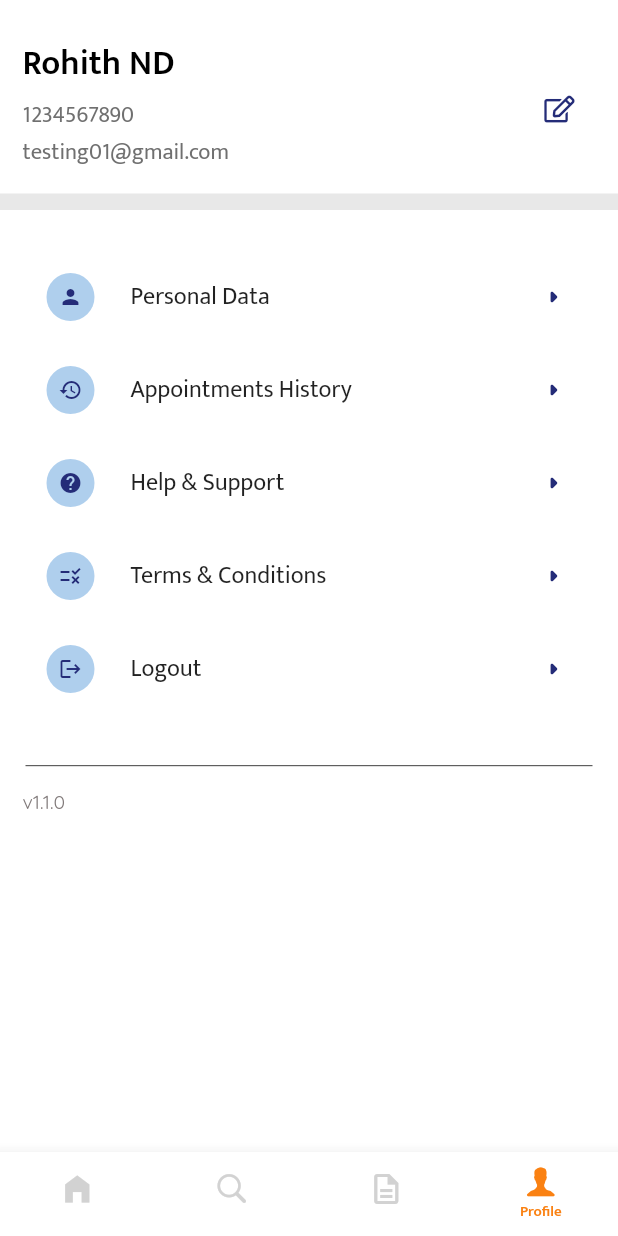
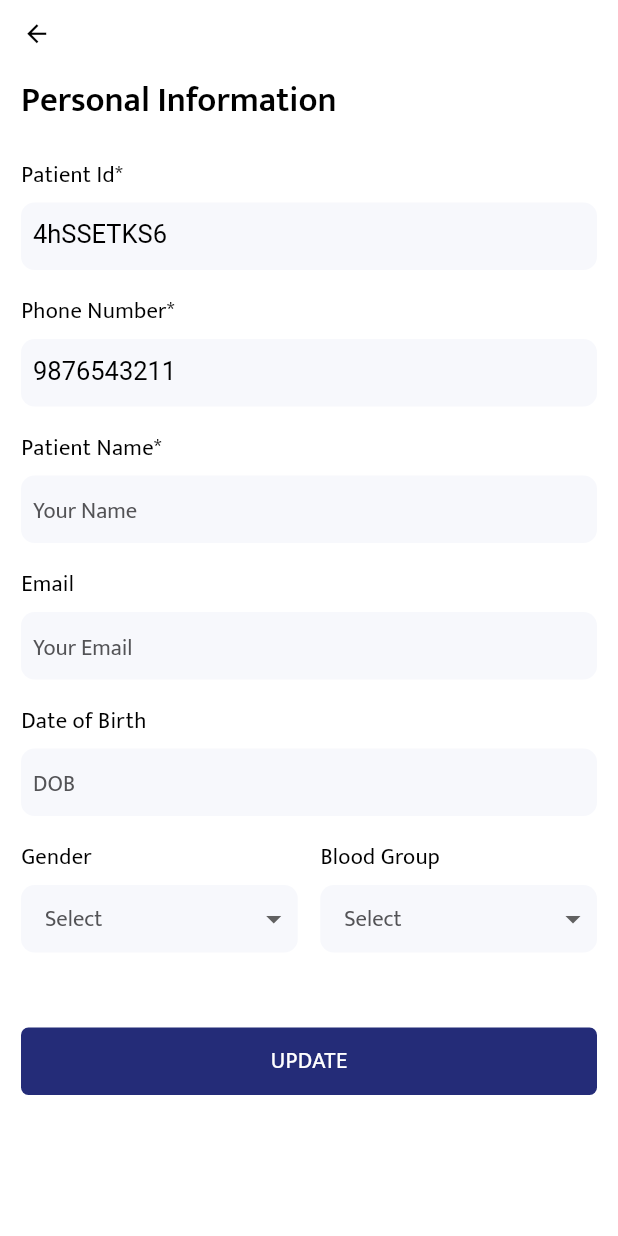
Before and after one commit to SRMC-Medical-Product/PatientApp, a Flutter app: the AppScreenController screen opened by its route, item 4 of the bottom bar chosen, after a tap on "Personal Data", on a phone screen of 412 x 824 dp. Run offline on Flutter 3.47's test engine with Material 2 defaults, Android fonts, the phone set to English and light mode, and no system bars; our stand-ins replace font_awesome_flutter; network calls fail; key blocks and very long unbroken strings in the code were emptied for the run.

Commit message:
Personal Information Update UI was done

```diff
--- a/lib/constants/colors.dart
+++ b/lib/constants/colors.dart
@@ -20,10 +20,11 @@ const kOrangeColor = Color(0xfffa8112);
 
 const kIndigocolor = Color(0xff431C77);
 const kBorderColor = Color(0xff585858);
-const kMenuColor = Color(0xff585858);
+const kMenuColor = Color(0xffF7F8FC);
 const klightblue = Color(0xFFfafbff);
 const kYellowColor = Color(0xffFDC500);
-const kLavenderGrayColor = Color(0xffE8E8E8);
+const kLavenderGrayColor = Color(0xffe2e7f3);
+const kLightLavengerGrayColor = Color(0xffF7F8FC);
 const kBlackTextColor = Color(0xff000000);
 const kAliceBlueColor = Color(0xfff3f6fb);
 const kGreenColor = Color(0xff03C04A);
@@ -44,6 +45,7 @@ const kDimGray = Color(0xff707070);
 const kGraycolor = Color(0xff807979);
 const kSlateGray = Color(0xffEDF0F4);
 const kWhiteSmoke = Color(0xfff2f2f8);
+
 
 //Rating Star
 const kStarColor = Color(0xffFDC903);
--- a/lib/constants/widgets.dart
+++ b/lib/constants/widgets.dart
@@ -62,6 +62,14 @@ largeTextStyle(context) {
   );
 }
 
+mediumLargeTextStyle(context) {
+  return TextStyle(
+    fontFamily: kMuktaRegular,
+    fontSize: isMobile(context) ? 17.0 : 19.0,
+    color: kBlackTextColor,
+  );
+}
+
 mediumTextStyle(context) {
   return TextStyle(
     fontFamily: kMuktaRegular,
@@ -78,15 +86,15 @@ smallTextStyle(context) {
 }
 
 /* ---------------Custom Divider Gray Box--------------------------------*/
-kLargeDivider(context) {
+kLargeDivider(context,{Color? dividerClr}) {
   return Container(
-      decoration: const BoxDecoration(color: kLavenderGrayColor),
+      decoration: BoxDecoration(color: dividerClr ?? kLavenderGrayColor),
       height: isMobile(context) ? 11.0 : 13.0);
 }
 
-kMediumDivider(context) {
+kMediumDivider(context,{Color? dividerClr}) {
   return Container(
-      decoration: const BoxDecoration(color: kLavenderGrayColor),
+      decoration: BoxDecoration(color: dividerClr ?? kLavenderGrayColor),
       height: isMobile(context) ? 6.0 : 9.0);
 }
 
--- a/lib/helpers/routenames.dart
+++ b/lib/helpers/routenames.dart
@@ -5,3 +5,4 @@ const String medicalrecordspage = '/medicalrecordspage';
 const String profilepage = '/profilepage';
 const String appointmenthistorypage = '/appointmenthistorypage';
 const String notificationpage = '/notificationpage';
+const String personaldatapage = '/personaldatapage';
--- a/lib/main.dart
+++ b/lib/main.dart
@@ -4,6 +4,7 @@ import 'package:patientapp/screens/home/home.dart';
 import 'package:patientapp/screens/home/notification.dart';
 import 'package:patientapp/screens/medical/medicalrecords.dart';
 import 'package:patientapp/screens/profile/appointmenthistory.dart';
+import 'package:patientapp/screens/profile/personaldata.dart';
 import 'package:patientapp/screens/profile/profilepage.dart';
 import 'package:patientapp/screens/search/searchpage.dart';
 
@@ -25,7 +26,7 @@ class MyApp extends StatelessWidget {
       theme: ThemeData(
         primaryColor: kPrimaryColor,
       ),
-      home: const AppScreenController(indexScreen: 0,),
+      home: PersonalDataPage(),//const AppScreenController(indexScreen: 0,),
       routes: {
         //App Screens
         AppScreenController.routeName : (context) => const AppScreenController(), // Path :  /appcontroller
@@ -40,6 +41,9 @@ class MyApp extends StatelessWidget {
         AppointmentHistoryPage.routeName : (context) => const AppointmentHistoryPage(), // Path :  /appointmenthistorypage
         NotificationPage.routeName : (context) => const NotificationPage(), // Path :  /notificationpage
 
+        //Profile Page Screen
+        PersonalDataPage.routeName : (context) => const PersonalDataPage(), // Path :  /personaldata
+
       },
     );
   }
--- a/lib/screens/profile/appointmenthistory.dart
+++ b/lib/screens/profile/appointmenthistory.dart
@@ -29,7 +29,6 @@ class _AppointmentHistoryPageState extends State<AppointmentHistoryPage> {
               mainAxisAlignment: MainAxisAlignment.start,
               children: [
                 titleText(context: context, text: "Appointment History", color: Colors.black),
-
                  mediumCustomSizedBox(context),
                 ListView.builder(
                   shrinkWrap: true,
--- /dev/null
+++ b/lib/screens/profile/personaldata.dart
@@ -0,0 +1,347 @@
+import 'package:patientapp/helpers/headers.dart';
+import 'package:patientapp/screens/components/navbar.dart';
+
+class PersonalDataPage extends StatefulWidget {
+  static const routeName = personaldatapage;
+  const PersonalDataPage({Key? key}) : super(key: key);
+
+  @override
+  _PersonalDataPageState createState() => _PersonalDataPageState();
+}
+
+class _PersonalDataPageState extends State<PersonalDataPage> {
+  final TextEditingController _nameController = TextEditingController();
+  final TextEditingController _emailController = TextEditingController();
+  final TextEditingController _dateController = TextEditingController();
+
+  // Initial Selected Value for Gender
+  String? genderDropDownValue;
+  var genderDropDownItems = ["Male", "Female", "Other"];
+
+  //Initial Selected Value for Blood Group
+  String? bloodGroupValue;
+  var bloodGroupDropDownItems = [
+    'A+',
+    'A-',
+    'B+',
+    'B-',
+    'O+',
+    'O-',
+    'AB+',
+    'AB-',
+    'NA'
+  ];
+
+  @override
+  Widget build(BuildContext context) {
+    return SafeArea(
+      child: Scaffold(
+        backgroundColor: Colors.white,
+        appBar: commonNavbar(context: context, isBack: true),
+        body: SingleChildScrollView(
+          physics: AlwaysScrollableScrollPhysics(),
+          child: Column(
+            crossAxisAlignment: CrossAxisAlignment.start,
+            mainAxisAlignment: MainAxisAlignment.start,
+            children: [
+              Container(
+                margin: EdgeInsets.symmetric(
+                    horizontal: kDefaultScreenPaddingHorizontal(context),
+                    vertical: kDefaultScreenPaddingVertical(context)),
+                child: Column(
+                  crossAxisAlignment: CrossAxisAlignment.start,
+                  mainAxisAlignment: MainAxisAlignment.start,
+                  children: [
+                    titleText(
+                        context: context,
+                        text: "Personal Information",
+                        color: Colors.black),
+                    smallCustomSizedBox(context),
+
+                    //Personal Information and Data not editable
+                    personalInfoStaticTitle(
+                        title: "Patient Id*", initialValue: "4hSSETKS6"),
+                    personalInfoStaticTitle(
+                        title: "Phone Number*", initialValue: "9876543211"),
+
+                    personalInfoDynamicTitle(
+                        title: "Patient Name*",
+                        controller: _nameController,
+                        hintTextField: "Your Name",
+                        textInputType: TextInputType.text),
+                    personalInfoDynamicTitle(
+                        title: "Email",
+                        controller: _emailController,
+                        hintTextField: "Your Email",
+                        textInputType: TextInputType.text),
+
+                    //Date of birth
+                    Column(
+                          crossAxisAlignment: CrossAxisAlignment.start,
+                          mainAxisAlignment: MainAxisAlignment.start,
+                          children: [
+                            mediumCustomSizedBox(context),
+                            Text(
+                              "Date of Birth",
+                              style: mediumTextStyle(context).copyWith(letterSpacing: 0.2),
+                            ),
+                            smallCustomSizedBox(context),
+                            Container(
+                              height: 45,
+                              decoration: BoxDecoration(
+                       color: kLightLavengerGrayColor,
+           // border: Border.all(color: kPrimaryColor, width: 1),
+            borderRadius: BorderRadius.circular(9),
+                              ),
+                              child: TextFormField(
+                                controller: _dateController,
+                                style: TextStyle(color: kBlackTextColor, fontSize: 17),
+                                keyboardType: TextInputType.datetime,
+                                cursorColor: kPrimaryColor,
+                                readOnly: true,
+                                onTap: () async {
+                                    var date = DateTime.now().toString();
+                                      var lastDateParse = DateTime.parse(date);
+
+                                      var datePicking =  await showDatePicker(
+                                            context: context,
+                                            initialDate:DateTime.now(),
+                                            firstDate:DateTime(1900),
+                                            lastDate: lastDateParse,
+                                            builder: (context, child) {
+                                            return Theme(
+                                              data: Theme.of(context).copyWith(
+                                                colorScheme: const ColorScheme.light(
+                                                  primary: kPrimaryColor, // header background color
+                                                ),
+                                                textButtonTheme: TextButtonThemeData(
+                                                  style: TextButton.styleFrom(
+                                                    primary: Colors.red, // button text color
+                                                  ),
+                                                ),
+                                              ),
+                                              child: child!,
+                                            );
+                                          },
+                                            );
+                                      setState(() {
+                                        var dateParse = DateTime.parse(datePicking.toString());
+                                        var formattedDate = "${dateParse.day}-${dateParse.month}-${dateParse.year}";
+                                        _dateController.text = formattedDate; //.substring(0,10);
+                                      });
+                                    },
+                                decoration: InputDecoration(
+                                  hintText: "DOB",
+                                  hintStyle: mediumTextStyle(context).copyWith(color: kDarkGray),
+                                  border: InputBorder.none,
+                                  contentPadding: EdgeInsets.symmetric(vertical: 6, horizontal: 8),
+                                ),
+                              ),
+                            )
+                          ],
+                        ),
+
+                    //Gender and Blood Group
+                    Row(
+                      crossAxisAlignment: CrossAxisAlignment.start,
+                      mainAxisAlignment: MainAxisAlignment.start,
+                      children: [
+                      Expanded(
+                        flex: 1,
+                        child: dropDownMenu(
+                                            title: "Gender",
+                                            widgetChild: DropdownButtonHideUnderline(
+                                              child: ButtonTheme(
+                                                alignedDropdown: true,
+                                                child: DropdownButton(
+                                                  borderRadius: BorderRadius.circular(5),
+                                                  style: mediumTextStyle(context),
+                                                  elevation: 1,
+                                                hint: Text("Select",style: mediumTextStyle(context).copyWith(color: kDarkGray)),
+                                                  value: genderDropDownValue,
+                                                  items: genderDropDownItems.map((String items) {
+                                                    return DropdownMenuItem(
+                                                      value: items,
+                                                      child: Text(items),
+                                                    );
+                                                  }).toList(),
+                                                  onChanged: (String? newValue) {
+                                                    setState(() {
+                                                      genderDropDownValue = newValue!;
+                                                    });
+                                                  },
+                                                ),
+                                              ),
+                                            ),
+                                          ),
+                      ),
+                        RotatedBox(quarterTurns: 1,child: mediumCustomSizedBox(context),),
+                    Expanded(
+                      flex: 1,
+                      child: dropDownMenu(
+                        title: "Blood Group",
+                        widgetChild: DropdownButtonHideUnderline(
+                          child: ButtonTheme(
+                            alignedDropdown: true,
+                            child: DropdownButton(
+                              borderRadius: BorderRadius.circular(5),
+                              style: mediumTextStyle(context),
+                              elevation: 1,
+
+                              hint: Text("Select",
+                              overflow: TextOverflow.clip,
+                              style: mediumTextStyle(context).copyWith(color: kDarkGray),),
+                              value: bloodGroupValue,
+                              items: bloodGroupDropDownItems.map((String items) {
+                                return DropdownMenuItem(
+                                  value: items,
+                                  child: Text(items),
+                                );
+                              }).toList(),
+                              onChanged: (String? newValue) {
+                                setState(() {
+                                  bloodGroupValue = newValue!;
+                                });
+                              },
+                            ),
+                          ),
+                        ),
+                      ),
+                    ),
+
+                      ],
+                    ),
+
+                    //Save or update Button
+                    GestureDetector(
+                      onTap: () => setState(() {
+
+                      }),
+                      child: Container(
+                        height: 45,
+                        margin: EdgeInsets.symmetric(vertical: 50),
+                        decoration: BoxDecoration(
+                          borderRadius: BorderRadius.circular(5),
+                          color: kPrimaryColor,
+                          //border: Border.all(color: Colors.black, width: 1.5),
+                        ),
+                        child: Center(
+                          child: Text(
+                            "Update".toUpperCase(),
+                            style: mediumTextStyle(context).copyWith(color: Colors.white,letterSpacing : 0.3),
+                          ),
+                        ),
+                      ),
+                    )
+                  ],
+                ),
+              ),
+
+              //kLargeDivider(context,dividerClr: kMenuColor),
+            ],
+          ),
+        ),
+      ),
+    );
+  }
+
+  Widget personalInfoStaticTitle(
+      {required String title, required String initialValue}) {
+    return Column(
+      crossAxisAlignment: CrossAxisAlignment.start,
+      mainAxisAlignment: MainAxisAlignment.start,
+      children: [
+        mediumCustomSizedBox(context),
+        Text(
+          title,
+          style: mediumTextStyle(context).copyWith(letterSpacing: 0.2),
+        ),
+        smallCustomSizedBox(context),
+        Container(
+          height: 45,
+          decoration: BoxDecoration(
+            color: kLightLavengerGrayColor,
+            //border: Border.all(color: kPrimaryColor, width: 1),
+            borderRadius: BorderRadius.circular(9),
+          ),
+          child: TextFormField(
+            style: TextStyle(color: kBlackTextColor, fontSize: 17),
+            keyboardType: TextInputType.text,
+            readOnly: true,
+            initialValue: initialValue,
+            decoration: const InputDecoration(
+              border: InputBorder.none,
+              contentPadding: EdgeInsets.symmetric(vertical: 18, horizontal: 8),
+            ),
+          ),
+        )
+      ],
+    );
+  }
+
+  Widget personalInfoDynamicTitle(
+      {required String title,
+      required String hintTextField,
+      required TextEditingController controller,
+      required TextInputType textInputType}) {
+    return Column(
+      crossAxisAlignment: CrossAxisAlignment.start,
+      mainAxisAlignment: MainAxisAlignment.start,
+      children: [
+        mediumCustomSizedBox(context),
+        Text(
+          title,
+          style: mediumTextStyle(context).copyWith(letterSpacing: 0.2),
+        ),
+        smallCustomSizedBox(context),
+        Container(
+          height: 45,
+          decoration: BoxDecoration(
+                       color: kLightLavengerGrayColor,
+           // border: Border.all(color: kPrimaryColor, width: 1),
+            borderRadius: BorderRadius.circular(9),
+          ),
+          child: TextFormField(
+            controller: controller,
+            style: TextStyle(color: kBlackTextColor, fontSize: 17),
+            keyboardType: textInputType,
+            cursorColor: kPrimaryColor,
+            decoration: InputDecoration(
+              hintText: hintTextField,
+              hintStyle: mediumTextStyle(context).copyWith(color: kDarkGray),
+              border: InputBorder.none,
+              contentPadding: EdgeInsets.symmetric(vertical: 6, horizontal: 8),
+            ),
+          ),
+        )
+      ],
+    );
+  }
+
+  Widget dropDownMenu(
+      {required String title,
+      required Widget widgetChild}) {
+    return Column(
+      crossAxisAlignment: CrossAxisAlignment.start,
+      mainAxisAlignment: MainAxisAlignment.start,
+      children: [
+        mediumCustomSizedBox(context),
+        Text(
+          title,
+          style: mediumTextStyle(context).copyWith(letterSpacing: 0.2),
+        ),
+        smallCustomSizedBox(context),
+        Container(
+          height: 45,
+          width: MediaQuery.of(context).size.width,
+          decoration: BoxDecoration(
+                       color: kLightLavengerGrayColor,
+           // border: Border.all(color: kPrimaryColor, width: 1),
+            borderRadius: BorderRadius.circular(9),
+          ),
+          child: widgetChild,
+        ),
+      ],
+    );
+  }
+}
--- a/lib/screens/profile/profilepage.dart
+++ b/lib/screens/profile/profilepage.dart
@@ -1,6 +1,7 @@
 import 'package:flutter/cupertino.dart';
 import 'package:patientapp/helpers/headers.dart';
 import 'package:patientapp/screens/profile/appointmenthistory.dart';
+import 'package:patientapp/screens/profile/personaldata.dart';
 
 class ProfilePage extends StatefulWidget {
   static const routeName = profilepage;
@@ -57,7 +58,7 @@ return SingleChildScrollView(
           mediumCustomSizedBox(context),
           mediumCustomSizedBox(context),
           ///Profiles
-          profileTiles(title: "Personal Data", icon: Icons.person,onTap: (){}),
+          profileTiles(title: "Personal Data", icon: Icons.person,onTap: () => Navigator.of(context).push(CustomRightPageRoute(page: PersonalDataPage(), routeName: personaldatapage))),
           profileTiles(title: "Appointments History",icon: Icons.history,onTap: () => Navigator.of(context).push(CustomRightPageRoute(page: AppointmentHistoryPage(), routeName: appointmenthistorypage))),
           profileTiles(title: "Help & Support", icon:Icons.help,onTap: (){}),
           profileTiles(title: "Terms & Conditions", icon: Icons.rule_sharp,onTap: (){}),
```
